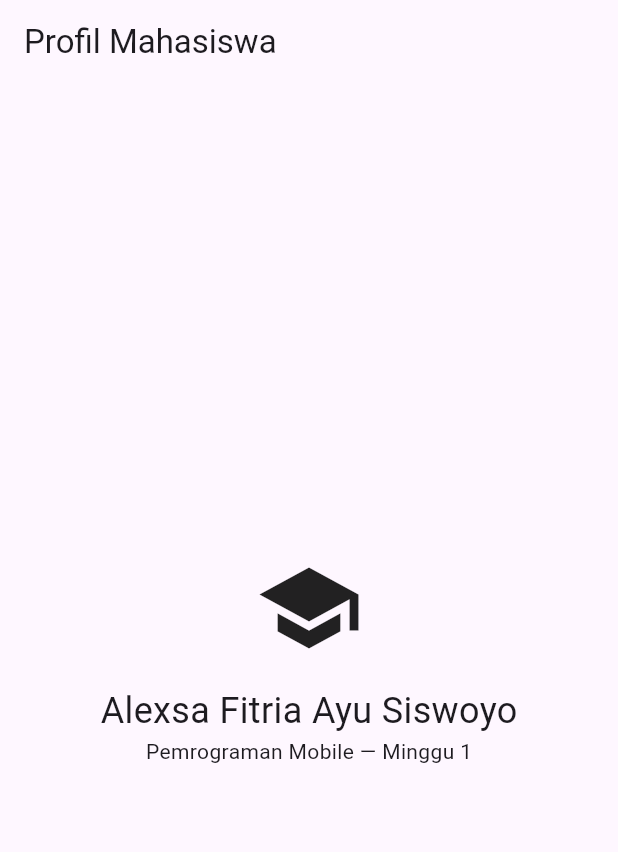
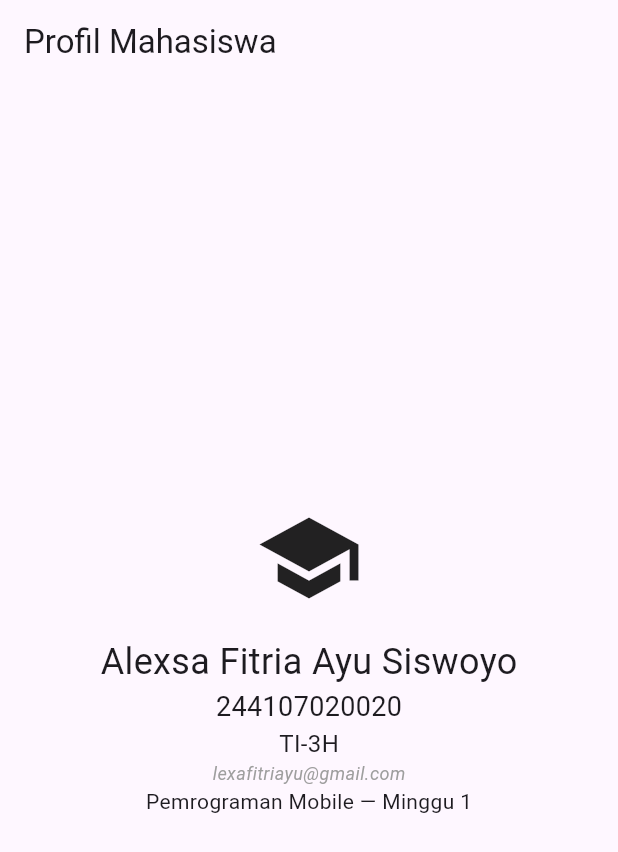
Before and after one commit to Alexsa-Fitria/244107020020-mobile-course, a Flutter app: the screen it shows after launch, on a phone screen of 412 x 824 dp. Shown: the top 852 px of the screen. Run offline on Flutter 3.47's test engine with Material 3 defaults, Android fonts, the phone set to English and light mode, and no system bars.

Commit message:
feat: create week 1 Flutter profile app

```diff
--- a/01-week-1-mobile-development-ecosystem-flutter-refresh/lib/main.dart
+++ b/01-week-1-mobile-development-ecosystem-flutter-refresh/lib/main.dart
@@ -15,6 +15,9 @@ class MyApp extends StatelessWidget {
             Icon(Icons.school, size: 72),
             SizedBox(height: 16),
             Text('Alexsa Fitria Ayu Siswoyo', style: TextStyle(fontSize: 24)),
+            Text('244107020020', style: TextStyle(fontSize: 18)),
+            Text('TI-3H', style: TextStyle(fontSize: 16)),
+            Text('lexafitriayu@gmail.com', style: TextStyle(fontSize: 12, color: Colors.grey,fontStyle: FontStyle.italic)),
             Text('Pemrograman Mobile — Minggu 1'),
           ]),
         ),
```
Also changed, not shown: 2 other files.
